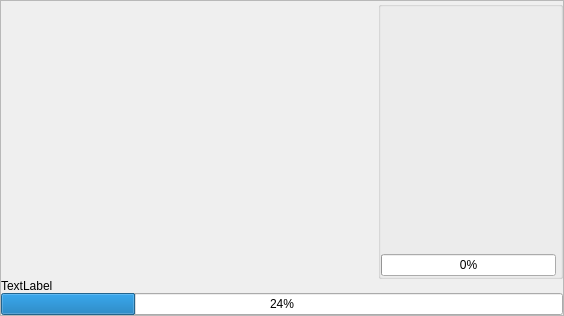
Qt form covermanagerwindow.ui (giantpune/qtwitgui) before a commit.
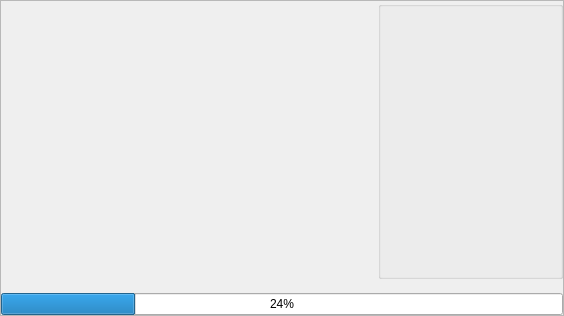
The same form after that commit. Custom widgets are drawn as their Qt base class.

```diff
--- a/covermanagerwindow.ui
+++ b/covermanagerwindow.ui
@@ -106,28 +106,6 @@
            </property>
           </spacer>
          </item>
-         <item>
-          <widget class="QProgressBar" name="progressBar_download">
-           <property name="sizePolicy">
-            <sizepolicy hsizetype="Fixed" vsizetype="Fixed">
-             <horstretch>0</horstretch>
-             <verstretch>0</verstretch>
-            </sizepolicy>
-           </property>
-           <property name="minimumSize">
-            <size>
-             <width>175</width>
-             <height>0</height>
-            </size>
-           </property>
-           <property name="value">
-            <number>0</number>
-           </property>
-           <property name="invertedAppearance">
-            <bool>false</bool>
-           </property>
-          </widget>
-         </item>
         </layout>
        </widget>
       </item>
@@ -160,7 +138,7 @@
       <item row="1" column="0" colspan="2">
        <widget class="QLabel" name="label_info">
         <property name="text">
-         <string>TextLabel</string>
+         <string/>
         </property>
        </widget>
       </item>
```
